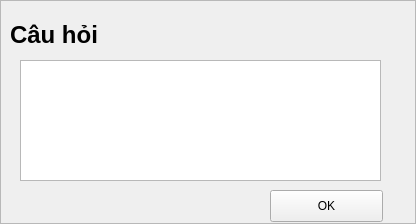
Qt form soan_cau_hoi/soan_cau_hoi_ui/them_cau_hoi_pop_up.ui (NguyenQuangMinh0504/he_thong_tao_de_thi_cho_giao_vien) before a commit.
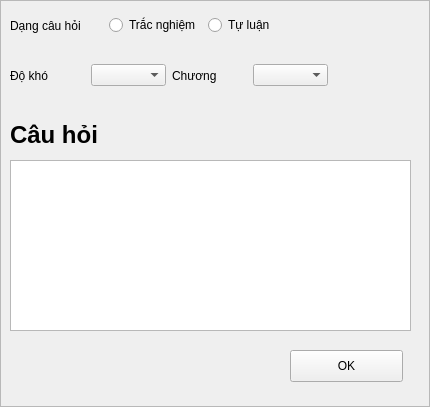
The same form after that commit.

Patch:
```diff
--- a/soan_cau_hoi/soan_cau_hoi_ui/them_cau_hoi_pop_up.ui
+++ b/soan_cau_hoi/soan_cau_hoi_ui/them_cau_hoi_pop_up.ui
@@ -6,8 +6,8 @@
    <rect>
     <x>0</x>
     <y>0</y>
-    <width>416</width>
-    <height>224</height>
+    <width>430</width>
+    <height>407</height>
    </rect>
   </property>
   <property name="windowTitle">
@@ -23,7 +23,7 @@
    <property name="geometry">
     <rect>
      <x>10</x>
-     <y>20</y>
+     <y>120</y>
      <width>91</width>
      <height>31</height>
     </rect>
@@ -35,18 +35,18 @@
   <widget class="QTextEdit" name="cau_hoi_text_edit">
    <property name="geometry">
     <rect>
-     <x>20</x>
-     <y>60</y>
-     <width>361</width>
-     <height>121</height>
+     <x>10</x>
+     <y>160</y>
+     <width>401</width>
+     <height>171</height>
     </rect>
    </property>
   </widget>
   <widget class="QPushButton" name="ok_button">
    <property name="geometry">
     <rect>
-     <x>270</x>
-     <y>190</y>
+     <x>290</x>
+     <y>350</y>
      <width>113</width>
      <height>32</height>
     </rect>
@@ -55,6 +55,71 @@
     <string>OK</string>
    </property>
   </widget>
+  <widget class="QWidget" name="horizontalLayoutWidget">
+   <property name="geometry">
+    <rect>
+     <x>10</x>
+     <y>10</y>
+     <width>291</width>
+     <height>31</height>
+    </rect>
+   </property>
+   <layout class="QHBoxLayout" name="horizontalLayout">
+    <item>
+     <widget class="QLabel" name="dang_cau_hoi_label">
+      <property name="text">
+       <string>Dạng câu hỏi</string>
+      </property>
+     </widget>
+    </item>
+    <item>
+     <widget class="QRadioButton" name="trac_nghiem_radio_button">
+      <property name="text">
+       <string>Trắc nghiệm</string>
+      </property>
+     </widget>
+    </item>
+    <item>
+     <widget class="QRadioButton" name="tu_luan_radio_button">
+      <property name="text">
+       <string>Tự luận</string>
+      </property>
+     </widget>
+    </item>
+   </layout>
+  </widget>
+  <widget class="QWidget" name="horizontalLayoutWidget_2">
+   <property name="geometry">
+    <rect>
+     <x>10</x>
+     <y>50</y>
+     <width>318</width>
+     <height>51</height>
+    </rect>
+   </property>
+   <layout class="QHBoxLayout" name="horizontalLayout_2">
+    <item>
+     <widget class="QLabel" name="do_kho_label">
+      <property name="text">
+       <string>Độ khó</string>
+      </property>
+     </widget>
+    </item>
+    <item>
+     <widget class="QComboBox" name="do_kho_combo_box"/>
+    </item>
+    <item>
+     <widget class="QLabel" name="chuong_label">
+      <property name="text">
+       <string>Chương</string>
+      </property>
+     </widget>
+    </item>
+    <item>
+     <widget class="QComboBox" name="chuong_combo_box"/>
+    </item>
+   </layout>
+  </widget>
  </widget>
  <resources/>
  <connections/>
```
